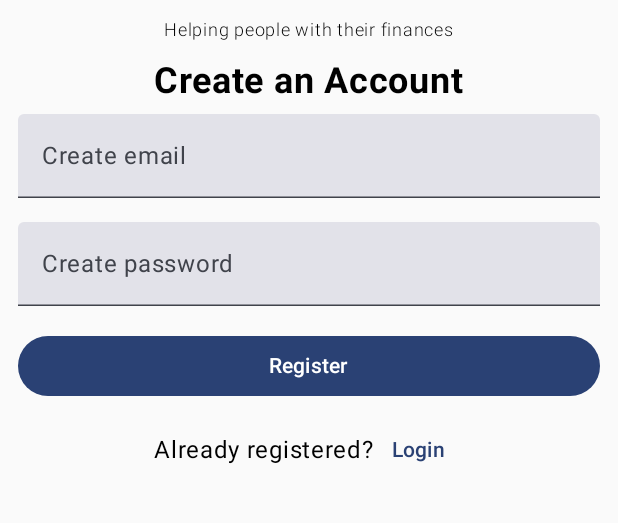
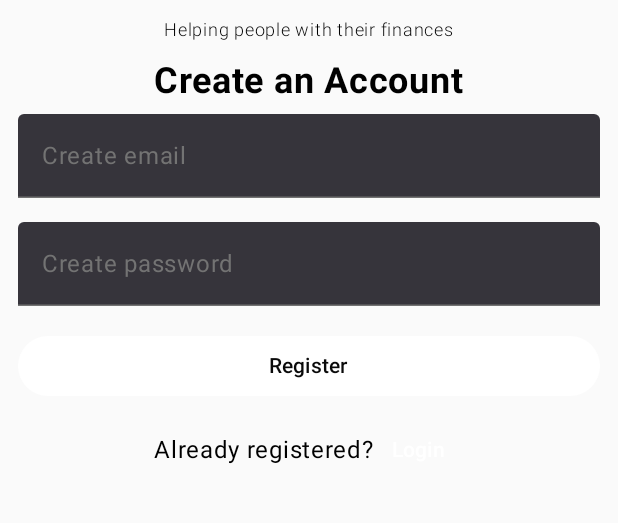
Before and after one commit to MaggPerez/Bloom, an Android app built with Jetpack Compose: the screen it shows after launch (RegisterActivity), after a tap on "Create one", on a phone screen of 412 x 824 dp, the part 462-985 px from its top. Run offline under Robolectric (Android 15) with nearby library versions, the phone set to English and light mode, and no system bars.

Commit message:
shadcn ui v1

```diff
--- a/app/src/main/java/com/example/bloom/Login.kt
+++ b/app/src/main/java/com/example/bloom/Login.kt
@@ -1,38 +1,37 @@
 package com.example.bloom
 
 import android.content.Intent
-import androidx.compose.foundation.Image
-import androidx.compose.foundation.layout.Arrangement
-import androidx.compose.foundation.layout.Column
-import androidx.compose.foundation.layout.Row
-import androidx.compose.foundation.layout.fillMaxHeight
-import androidx.compose.foundation.layout.fillMaxWidth
-import androidx.compose.foundation.layout.padding
-import androidx.compose.foundation.layout.size
+import androidx.compose.foundation.background
+import androidx.compose.foundation.border
+import androidx.compose.foundation.clickable
+import androidx.compose.foundation.interaction.MutableInteractionSource
+import androidx.compose.foundation.layout.*
+import androidx.compose.foundation.shape.RoundedCornerShape
+import androidx.compose.foundation.text.BasicTextField
+import androidx.compose.foundation.text.KeyboardOptions
 import androidx.compose.material.icons.Icons
+import androidx.compose.material.icons.filled.Email
 import androidx.compose.material.icons.filled.Info
-import androidx.compose.material3.AlertDialog
-import androidx.compose.material3.Button
-import androidx.compose.material3.Icon
-import androidx.compose.material3.Text
-import androidx.compose.material3.TextButton
-import androidx.compose.material3.TextField
-import androidx.compose.runtime.Composable
-import androidx.compose.runtime.getValue
-import androidx.compose.runtime.mutableStateOf
-import androidx.compose.runtime.remember
-import androidx.compose.runtime.setValue
+import androidx.compose.material.icons.filled.Lock
+import androidx.compose.material3.*
+import androidx.compose.runtime.*
 import androidx.compose.ui.Alignment
 import androidx.compose.ui.Modifier
+import androidx.compose.ui.draw.clip
+import androidx.compose.ui.graphics.Color
+import androidx.compose.ui.graphics.SolidColor
 import androidx.compose.ui.graphics.vector.ImageVector
 import androidx.compose.ui.platform.LocalContext
-import androidx.compose.ui.res.painterResource
+import androidx.compose.ui.text.TextStyle
 import androidx.compose.ui.text.font.FontWeight
+import androidx.compose.ui.text.input.KeyboardType
+import androidx.compose.ui.text.input.PasswordVisualTransformation
+import androidx.compose.ui.text.input.VisualTransformation
 import androidx.compose.ui.tooling.preview.Preview
 import androidx.compose.ui.unit.dp
 import androidx.compose.ui.unit.sp
 import androidx.lifecycle.viewmodel.compose.viewModel
-import com.example.bloom.ui.theme.BloomTheme
+import com.example.bloom.ui.theme.*
 
 @Composable
 fun LoginView(
@@ -40,9 +39,9 @@ fun LoginView(
     loginRegisterViewModel: LoginRegisterViewModel = viewModel()
 ) {
     val context = LocalContext.current
+    var passwordVisible by remember { mutableStateOf(false) }
 
-
-    //Alert Dialog if there was an error signing in
+    // Alert Dialog if there was an error signing in
     when {
         loginRegisterViewModel.openAlertDialog.value -> {
             AlertDialogPopUp(
@@ -54,69 +53,258 @@ fun LoginView(
         }
     }
 
+    Box(
+        modifier = Modifier
+            .fillMaxSize()
+            .background(Background)
+    ) {
         Column(
             horizontalAlignment = Alignment.CenterHorizontally,
-        verticalArrangement = Arrangement.spacedBy(8.dp, Alignment.CenterVertically),
-        modifier = Modifier.fillMaxHeight().padding(12.dp)
+            verticalArrangement = Arrangement.Center,
+            modifier = Modifier
+                .fillMaxSize()
+                .padding(24.dp)
         ) {
-        Image(
-            painter = painterResource(R.drawable.bloom_icon),
-            contentDescription = "Bloom Logo",
-            modifier = Modifier.size(84.dp)
+            // Card Container
+            Column(
+                horizontalAlignment = Alignment.CenterHorizontally,
+                modifier = Modifier
+                    .widthIn(max = 400.dp)
+                    .clip(RoundedCornerShape(12.dp))
+                    .background(Card)
+                    .border(1.dp, Border, RoundedCornerShape(12.dp))
+                    .padding(32.dp)
+            ) {
+                // Logo/Brand Section
+                Box(
+                    modifier = Modifier
+                        .size(48.dp)
+                        .clip(RoundedCornerShape(8.dp))
+                        .background(Primary),
+                    contentAlignment = Alignment.Center
+                ) {
+                    Text(
+                        text = "B",
+                        fontSize = 28.sp,
+                        fontWeight = FontWeight.Bold,
+                        color = PrimaryForeground
+                    )
+                }
+
+                Spacer(modifier = Modifier.height(24.dp))
+
+                // Title
+                Text(
+                    text = "Welcome back",
+                    fontSize = 28.sp,
+                    fontWeight = FontWeight.SemiBold,
+                    color = Color.White
                 )
 
-        //Header and Welcome message
+                Spacer(modifier = Modifier.height(8.dp))
+
+                // Subtitle
                 Text(
-            text = "Bloom",
-            modifier = modifier
-        )
-        Text(
-            text = "Helping people with their finances",
-            fontSize = 12.sp,
-            fontWeight = FontWeight.Light
+                    text = "Enter your credentials to access your account",
+                    fontSize = 14.sp,
+                    color = MutedForeground,
+                    style = TextStyle(lineHeight = 20.sp)
                 )
 
+                Spacer(modifier = Modifier.height(32.dp))
+
+                // Email Input
+                Column(modifier = Modifier.fillMaxWidth()) {
                     Text(
-            text = "Welcome, Login!",
-            fontSize = 24.sp,
-            fontWeight = FontWeight.Bold
+                        text = "Email",
+                        fontSize = 14.sp,
+                        fontWeight = FontWeight.Medium,
+                        color = Color.White,
+                        modifier = Modifier.padding(bottom = 8.dp)
                     )
+                    ShadcnInput(
+                        value = loginRegisterViewModel.loginEmail,
+                        onValueChange = { loginRegisterViewModel.loginEmail = it },
+                        placeholder = "name@example.com",
+                        leadingIcon = Icons.Default.Email,
+                        keyboardType = KeyboardType.Email
+                    )
+                }
 
+                Spacer(modifier = Modifier.height(20.dp))
 
-        //email
-        TextFields(
-            labelText = "Enter your email",
-            textInput = loginRegisterViewModel.loginEmail,
-            onValueChange = { loginRegisterViewModel.loginEmail = it},
-            modifier = modifier.padding(bottom = 8.dp).fillMaxWidth()
+                // Password Input
+                Column(modifier = Modifier.fillMaxWidth()) {
+                    Text(
+                        text = "Password",
+                        fontSize = 14.sp,
+                        fontWeight = FontWeight.Medium,
+                        color = Color.White,
+                        modifier = Modifier.padding(bottom = 8.dp)
                     )
+                    ShadcnInput(
+                        value = loginRegisterViewModel.loginPassword,
+                        onValueChange = { loginRegisterViewModel.loginPassword = it },
+                        placeholder = "Enter your password",
+                        leadingIcon = Icons.Default.Lock,
+                        keyboardType = KeyboardType.Password,
+                        visualTransformation = if (passwordVisible) VisualTransformation.None else PasswordVisualTransformation(),
+                        trailingIcon = {
+                            Text(
+                                text = if (passwordVisible) "Hide" else "Show",
+                                fontSize = 12.sp,
+                                color = MutedForeground,
+                                fontWeight = FontWeight.Medium,
+                                modifier = Modifier.clickable { passwordVisible = !passwordVisible }
+                            )
+                        }
+                    )
+                }
 
-        //password
-        TextFields(
-            labelText = "Enter your password",
-            textInput = loginRegisterViewModel.loginPassword,
-            onValueChange = { loginRegisterViewModel.loginPassword = it },
-            modifier = modifier.padding(bottom = 8.dp).fillMaxWidth()
-        )
+                Spacer(modifier = Modifier.height(24.dp))
 
-        Button(
+                // Login Button
+                ShadcnButton(
+                    text = "Sign in",
                     onClick = {
-                if(loginRegisterViewModel.login()){
+                        if (loginRegisterViewModel.login()) {
                             val intent = Intent(context, DashboardActivity::class.java)
                             context.startActivity(intent)
                         }
+                    },
+                    modifier = Modifier.fillMaxWidth()
+                )
 
-            },
-            modifier = modifier.fillMaxWidth()
+                Spacer(modifier = Modifier.height(24.dp))
+
+                // Divider
+                Row(
+                    verticalAlignment = Alignment.CenterVertically,
+                    modifier = Modifier.fillMaxWidth()
                 ) {
-            Text("Login")
+                    HorizontalDivider(
+                        color = Border,
+                        thickness = 1.dp,
+                        modifier = Modifier.weight(1f)
+                    )
+                    Text(
+                        text = "OR",
+                        fontSize = 12.sp,
+                        color = MutedForeground,
+                        modifier = Modifier.padding(horizontal = 12.dp)
+                    )
+                    HorizontalDivider(
+                        color = Border,
+                        thickness = 1.dp,
+                        modifier = Modifier.weight(1f)
+                    )
                 }
-        //Switch to register button
+
+                Spacer(modifier = Modifier.height(24.dp))
+
+                // Register Link
                 SwitchToRegisterButton()
-
+            }
+        }
     }
 }
 
+
+/**
+ * Shadcn-style Input Component
+ */
+@Composable
+private fun ShadcnInput(
+    value: String,
+    onValueChange: (String) -> Unit,
+    placeholder: String,
+    leadingIcon: ImageVector,
+    modifier: Modifier = Modifier,
+    keyboardType: KeyboardType = KeyboardType.Text,
+    visualTransformation: VisualTransformation = VisualTransformation.None,
+    trailingIcon: @Composable (() -> Unit)? = null
+) {
+    BasicTextField(
+        value = value,
+        onValueChange = onValueChange,
+        textStyle = TextStyle(
+            color = Color.White,
+            fontSize = 14.sp
+        ),
+        cursorBrush = SolidColor(Color.White),
+        visualTransformation = visualTransformation,
+        keyboardOptions = KeyboardOptions(keyboardType = keyboardType),
+        singleLine = true,
+        modifier = modifier
+            .fillMaxWidth()
+            .height(48.dp)
+            .clip(RoundedCornerShape(8.dp))
+            .background(Input)
+            .border(1.dp, Border, RoundedCornerShape(8.dp))
+    ) { innerTextField ->
+        Row(
+            verticalAlignment = Alignment.CenterVertically,
+            modifier = Modifier
+                .fillMaxSize()
+                .padding(horizontal = 12.dp)
+        ) {
+            Icon(
+                imageVector = leadingIcon,
+                contentDescription = null,
+                tint = MutedForeground,
+                modifier = Modifier.size(20.dp)
+            )
+            Spacer(modifier = Modifier.width(12.dp))
+            Box(
+                modifier = Modifier.weight(1f),
+                contentAlignment = Alignment.CenterStart
+            ) {
+                if (value.isEmpty()) {
+                    Text(
+                        text = placeholder,
+                        fontSize = 14.sp,
+                        color = MutedForeground
+                    )
+                }
+                innerTextField()
+            }
+            if (trailingIcon != null) {
+                Spacer(modifier = Modifier.width(12.dp))
+                trailingIcon()
+            }
+        }
+    }
+}
+
+/**
+ * Shadcn-style Button Component
+ */
+@Composable
+private fun ShadcnButton(
+    text: String,
+    onClick: () -> Unit,
+    modifier: Modifier = Modifier
+) {
+    Box(
+        modifier = modifier
+            .height(48.dp)
+            .clip(RoundedCornerShape(8.dp))
+            .background(Primary)
+            .clickable(
+                interactionSource = remember { MutableInteractionSource() },
+                indication = null,
+                onClick = onClick
+            ),
+        contentAlignment = Alignment.Center
+    ) {
+        Text(
+            text = text,
+            fontSize = 14.sp,
+            fontWeight = FontWeight.Medium,
+            color = PrimaryForeground
+        )
+    }
+}
 
 /**
  * Alert Dialog
@@ -128,74 +316,97 @@ fun AlertDialogPopUp(
     dialogText: String,
     icon: ImageVector,
 ) {
-    AlertDialog(
-        icon = {
-            Icon(icon, contentDescription = "Example Icon")
-        },
-        title = {
-            Text(text = dialogTitle)
-        },
-        text = {
-            Text(text = dialogText)
-        },
-        onDismissRequest = {
-            onDismissRequest()
-        },
-        confirmButton = {
+    Box(
+        modifier = Modifier
+            .fillMaxSize()
+            .background(Color.Black.copy(alpha = 0.5f))
+            .clickable(
+                interactionSource = remember { MutableInteractionSource() },
+                indication = null,
+                onClick = onDismissRequest
+            ),
+        contentAlignment = Alignment.Center
+    ) {
+        Column(
+            horizontalAlignment = Alignment.CenterHorizontally,
+            modifier = Modifier
+                .widthIn(max = 400.dp)
+                .padding(24.dp)
+                .clip(RoundedCornerShape(12.dp))
+                .background(Card)
+                .border(1.dp, Border, RoundedCornerShape(12.dp))
+                .padding(32.dp)
+                .clickable(
+                    interactionSource = remember { MutableInteractionSource() },
+                    indication = null,
+                    onClick = { }
+                )
+        ) {
+            Icon(
+                imageVector = icon,
+                contentDescription = "Alert Icon",
+                tint = Destructive,
+                modifier = Modifier.size(48.dp)
+            )
 
-        },
-        dismissButton = {
-            TextButton(
-                onClick = {
-                    onDismissRequest()
-                }
-            ) {
-                Text("Dismiss")
+            Spacer(modifier = Modifier.height(16.dp))
+
+            Text(
+                text = dialogTitle,
+                fontSize = 20.sp,
+                fontWeight = FontWeight.SemiBold,
+                color = Color.White
+            )
+
+            Spacer(modifier = Modifier.height(8.dp))
+
+            Text(
+                text = dialogText,
+                fontSize = 14.sp,
+                color = MutedForeground
+            )
+
+            Spacer(modifier = Modifier.height(24.dp))
+
+            ShadcnButton(
+                text = "Dismiss",
+                onClick = onDismissRequest,
+                modifier = Modifier.fillMaxWidth()
+            )
         }
     }
-    )
 }
 
-
-/**
- * TextField composable for email and password
- */
-@Composable
-private fun TextFields(
-    labelText: String,
-    textInput: String,
-    onValueChange: (String) -> Unit,
-    modifier: Modifier = Modifier
-) {
-    TextField(
-        value = textInput,
-        onValueChange = onValueChange,
-        label = { Text(labelText) },
-        singleLine = true,
-        modifier = modifier
-    )
-}
 
 @Composable
 private fun SwitchToRegisterButton() {
     val context = LocalContext.current
 
     Row(
-        verticalAlignment = Alignment.CenterVertically
+        verticalAlignment = Alignment.CenterVertically,
+        horizontalArrangement = Arrangement.Center,
+        modifier = Modifier.fillMaxWidth()
     ) {
-        Text("Don't have an account?")
-        TextButton(
-            onClick = {
+        Text(
+            text = "Don't have an account?",
+            fontSize = 14.sp,
+            color = MutedForeground
+        )
+        Spacer(modifier = Modifier.width(4.dp))
+        Text(
+            text = "Create one",
+            fontSize = 14.sp,
+            fontWeight = FontWeight.Medium,
+            color = Color.White,
+            modifier = Modifier.clickable {
                 val intent = Intent(context, RegisterActivity::class.java)
-                context.startActivity((intent))
+                context.startActivity(intent)
             }
-        ) {
-            Text("Create one")
-        }
+        )
     }
 }
 
-@Preview(showBackground = true)
+@Preview(showBackground = true, backgroundColor = 0xFF0A0A0A)
 @Composable
 fun LoginPreview() {
     BloomTheme {
--- a/app/src/main/java/com/example/bloom/ui/theme/Color.kt
+++ b/app/src/main/java/com/example/bloom/ui/theme/Color.kt
@@ -9,3 +9,21 @@ val Pink80 = Color(0xFFEFB8C8)
 val Purple40 = Color(0xFF6650a4)
 val PurpleGrey40 = Color(0xFF625b71)
 val Pink40 = Color(0xFF7D5260)
+
+// Shadcn Dark Mode Colors
+val Background = Color(0xFF0A0A0A)
+val Card = Color(0xFF141414)
+val CardHover = Color(0xFF1A1A1A)
+val Border = Color(0xFF262626)
+val Input = Color(0xFF1A1A1A)
+val Primary = Color(0xFFFFFFFF)
+val PrimaryForeground = Color(0xFF0A0A0A)
+val Secondary = Color(0xFF262626)
+val SecondaryForeground = Color(0xFFFAFAFA)
+val Muted = Color(0xFF1A1A1A)
+val MutedForeground = Color(0xFF737373)
+val Accent = Color(0xFF262626)
+val AccentForeground = Color(0xFFFAFAFA)
+val Destructive = Color(0xFF7F1D1D)
+val DestructiveForeground = Color(0xFFFEF2F2)
+val Ring = Color(0xFF525252)
--- a/app/src/main/java/com/example/bloom/ui/theme/Theme.kt
+++ b/app/src/main/java/com/example/bloom/ui/theme/Theme.kt
@@ -1,53 +1,58 @@
 package com.example.bloom.ui.theme
 
 import android.app.Activity
-import android.os.Build
-import androidx.compose.foundation.isSystemInDarkTheme
 import androidx.compose.material3.MaterialTheme
 import androidx.compose.material3.darkColorScheme
-import androidx.compose.material3.dynamicDarkColorScheme
-import androidx.compose.material3.dynamicLightColorScheme
 import androidx.compose.material3.lightColorScheme
 import androidx.compose.runtime.Composable
-import androidx.compose.ui.platform.LocalContext
+import androidx.compose.runtime.SideEffect
+import androidx.compose.ui.graphics.Color
+import androidx.compose.ui.graphics.toArgb
+import androidx.compose.ui.platform.LocalView
+import androidx.core.view.WindowCompat
 
 private val DarkColorScheme = darkColorScheme(
-    primary = Purple80,
-    secondary = PurpleGrey80,
-    tertiary = Pink80
+    primary = Primary,
+    onPrimary = PrimaryForeground,
+    secondary = Secondary,
+    onSecondary = SecondaryForeground,
+    tertiary = Accent,
+    onTertiary = AccentForeground,
+    background = Background,
+    onBackground = Color.White,
+    surface = Card,
+    onSurface = Color.White,
+    surfaceVariant = Muted,
+    onSurfaceVariant = MutedForeground,
+    outline = Border,
+    error = Destructive,
+    onError = DestructiveForeground
 )
 
 private val LightColorScheme = lightColorScheme(
     primary = Purple40,
     secondary = PurpleGrey40,
     tertiary = Pink40
-
-    /* Other default colors to override
-    background = Color(0xFFFFFBFE),
-    surface = Color(0xFFFFFBFE),
-    onPrimary = Color.White,
-    onSecondary = Color.White,
-    onTertiary = Color.White,
-    onBackground = Color(0xFF1C1B1F),
-    onSurface = Color(0xFF1C1B1F),
-    */
 )
 
 @Composable
 fun BloomTheme(
-    darkTheme: Boolean = isSystemInDarkTheme(),
-    // Dynamic color is available on Android 12+
-    dynamicColor: Boolean = true,
+    darkTheme: Boolean = true, // Force dark theme
+    dynamicColor: Boolean = false, // Disable dynamic colors for consistent shadcn look
     content: @Composable () -> Unit
 ) {
-    val colorScheme = when {
-        dynamicColor && Build.VERSION.SDK_INT >= Build.VERSION_CODES.S -> {
-            val context = LocalContext.current
-            if (darkTheme) dynamicDarkColorScheme(context) else dynamicLightColorScheme(context)
+    val colorScheme = DarkColorScheme
+
+    val view = LocalView.current
+    if (!view.isInEditMode) {
+        SideEffect {
+            val window = (view.context as? Activity)?.window
+            window?.statusBarColor = Background.toArgb()
+            window?.navigationBarColor = Background.toArgb()
+            window?.let {
+                WindowCompat.getInsetsController(it, view).isAppearanceLightStatusBars = false
+            }
         }
-
-        darkTheme -> DarkColorScheme
-        else -> LightColorScheme
     }
 
     MaterialTheme(
```
Also changed, not shown: 1 other file. Lines whose indentation alone changed are shown as unchanged.
